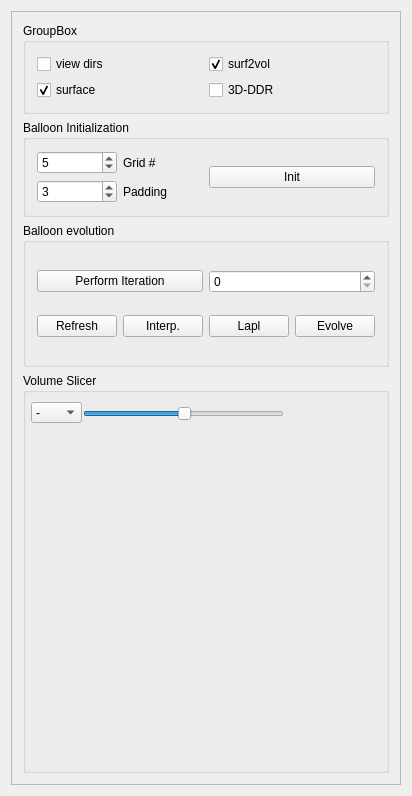
Above: src/meshlabplugins/edit_vase/vasewidget.ui from cnr-isti-vclab/meshlab before the change. Below: the same form after it.
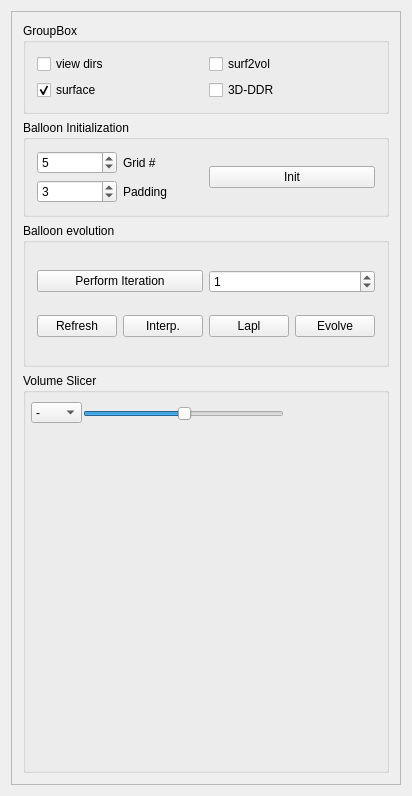
That is the form after the change.

The edit to the form file:
```diff
--- a/src/meshlabplugins/edit_vase/vasewidget.ui
+++ b/src/meshlabplugins/edit_vase/vasewidget.ui
@@ -9,7 +9,7 @@
    <rect>
     <x>0</x>
     <y>0</y>
-    <width>340</width>
+    <width>410</width>
     <height>754</height>
    </rect>
   </property>
@@ -82,7 +82,7 @@
             <string>surf2vol</string>
            </property>
            <property name="checked">
-            <bool>true</bool>
+            <bool>false</bool>
            </property>
           </widget>
          </item>
@@ -211,7 +211,11 @@
             </widget>
            </item>
            <item>
-            <widget class="QSpinBox" name="numItersSpin"/>
+            <widget class="QSpinBox" name="numItersSpin">
+             <property name="value">
+              <number>1</number>
+             </property>
+            </widget>
            </item>
           </layout>
          </item>
```
